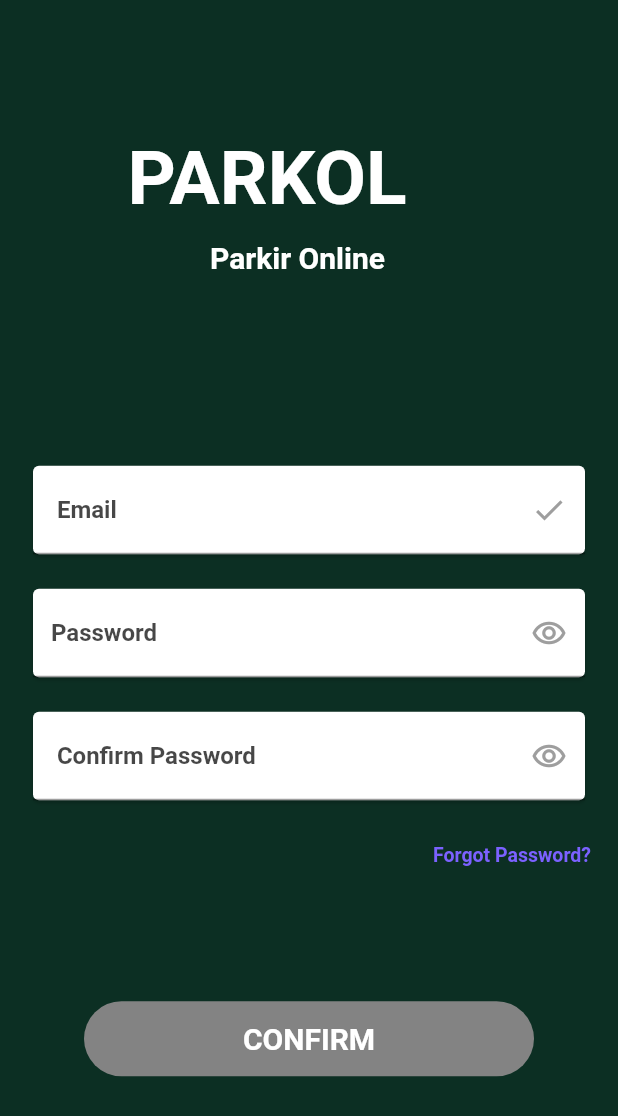
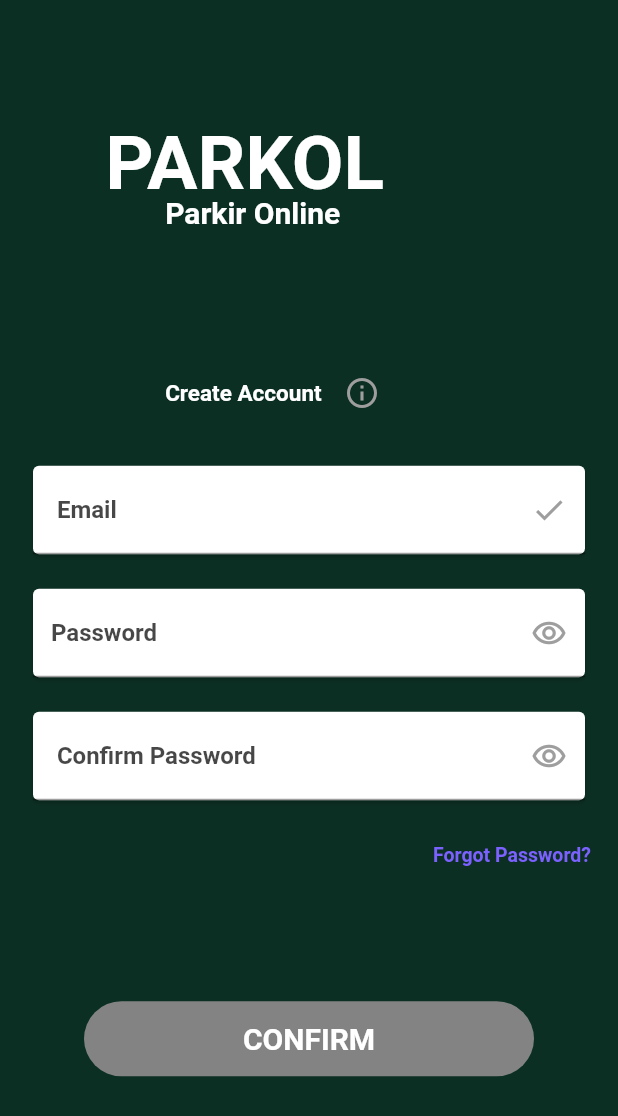
Before and after one commit to fach3f/Parkol-ParkirOnline, a Flutter app: the Signup screen opened directly, on a phone screen of 412 x 824 dp. Shown: the top 1116 px of the screen. Run offline on Flutter 3.47's test engine with Material 2 defaults, Android fonts, the phone set to English and light mode, and no system bars; our stand-ins replace google_fonts, loading_animation_widget; Roboto replaces fonts that are missing (Goldman).

Commit message:
Update Signup.dart

```diff
--- a/lib/Signup.dart
+++ b/lib/Signup.dart
@@ -17,7 +17,7 @@ class _SignupState extends State<Signup> {
       body: Stack(
         children: [
                 Padding(
-              padding: const EdgeInsets.only(top: 90, left: 85),
+                  padding:  const EdgeInsets.only(left: 70.10,top: 80),
               child: Text(
                 'PARKOL',
                 style: GoogleFonts.goldman(
@@ -28,8 +28,8 @@ class _SignupState extends State<Signup> {
               ),
 
           ),
-     Padding(
-              padding: const EdgeInsets.only(top: 160, left: 140),
+             Padding(
+                padding:  const EdgeInsets.only(left: 110.10,top: 130),
               child: Text(
                 'Parkir Online',
                 style: GoogleFonts.goldman(
@@ -39,13 +39,10 @@ class _SignupState extends State<Signup> {
                 ),
               ),
             ),
+             Padding(
+               padding:  const EdgeInsets.only(left: 110.10,top: 250),
 
-
-          Center(
-            child: Padding(
-              padding: const EdgeInsets.only(top: 190),
               child: Row(
-                mainAxisAlignment: MainAxisAlignment.center, // Center the children horizontally
                 children: [
                   Text(
                     'Create Account',
@@ -63,7 +60,6 @@ class _SignupState extends State<Signup> {
                 ],
               ),
             ),
-          ),
           Padding(
             padding: const EdgeInsets.only(top: 200.0),
             child: Container(
```
